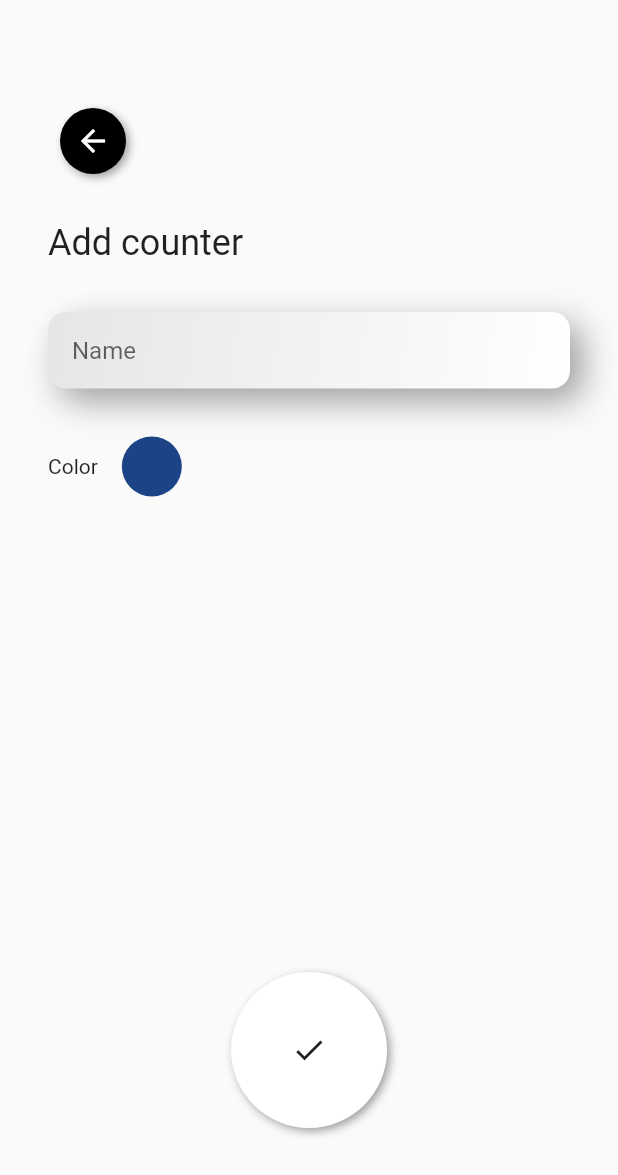
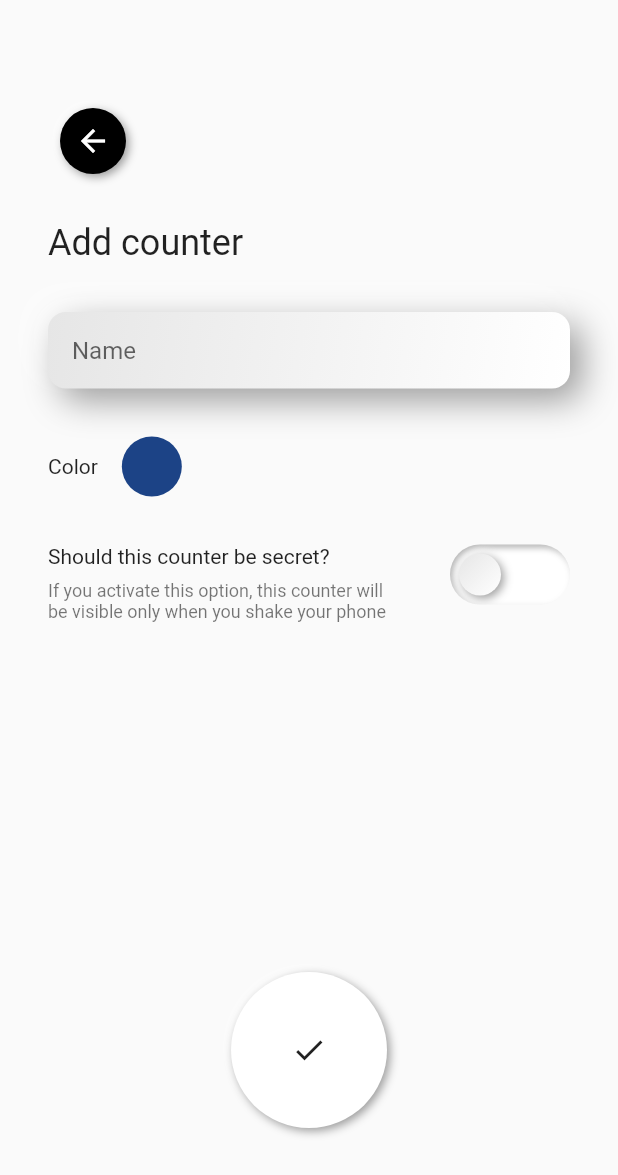
Before and after one commit to kuamanet/stuff_counter, a Flutter app: the screen it shows after launch, after a tap on the "add" icon, on a phone screen of 412 x 824 dp. Shown: the top 1175 px of the screen. Run offline on Flutter 3.47's test engine with Material 2 defaults, Android fonts, the phone set to English and light mode, and no system bars; drawn by our look-alikes of flutter_neumorphic; our stand-ins replace charts_flutter, equatable, firebase_auth, firebase_core, firebase_crashlytics, firebase_database and 5 more; missing offline and left inert: localstore, shake, week_of_year; accounts and stored records are empty.

Commit message:
secret counters

```diff
--- a/lib/counters/actions/create_counter.dart
+++ b/lib/counters/actions/create_counter.dart
@@ -5,8 +5,9 @@ import 'package:kcounter/counters/entities/counter_create_dto.dart';
 class CreateCounterParams {
   final String name;
   final String color;
+  final bool? secret;
 
-  CreateCounterParams({required this.name, required this.color});
+  CreateCounterParams({required this.name, required this.color, this.secret});
 }
 
 class CreateCounter extends ParamsAction<CreateCounterParams, void> {
@@ -16,7 +17,12 @@ class CreateCounter extends ParamsAction<CreateCounterParams, void> {
 
   @override
   Future<void> run(CreateCounterParams params) async {
-    await countersRepository.create(
-        CounterCreateDto(name: params.name, color: params.color, count: 0, history: const []));
+    await countersRepository.create(CounterCreateDto(
+      name: params.name,
+      color: params.color,
+      count: 0,
+      secret: params.secret ?? false,
+      history: const [],
+    ));
   }
 }
--- a/lib/counters/actions/list_counters.dart
+++ b/lib/counters/actions/list_counters.dart
@@ -2,13 +2,27 @@ import 'package:kcounter/counters/core/action.dart';
 import 'package:kcounter/counters/core/counters_repository.dart';
 import 'package:kcounter/counters/entities/counter_read_dto.dart';
 
-class ListCounters extends StreamAction<List<CounterReadDto>> {
+class ListCountersParams {
+  final bool showSecretCounters;
+
+  ListCountersParams({required this.showSecretCounters});
+}
+
+class ListCounters extends ParamsStreamAction<ListCountersParams, List<CounterReadDto>> {
   final CountersRepository countersRepository;
 
   ListCounters({required this.countersRepository});
 
   @override
-  Stream<List<CounterReadDto>> run() {
-    return countersRepository.getAll();
+  Stream<List<CounterReadDto>> run(ListCountersParams params) {
+    return countersRepository.getAll().map((event) {
+      if (params.showSecretCounters) {
+        return event;
+      }
+
+      return event
+          .where((element) => element.secret == params.showSecretCounters)
+          .toList(growable: false);
+    });
   }
 }
--- a/lib/counters/core/action.dart
+++ b/lib/counters/core/action.dart
@@ -3,6 +3,7 @@ abstract class Action<TValue> {
   Future<TValue> run();
 }
 
+/// A single item of work as a stream, with no parameters
 abstract class StreamAction<TValue> {
   Stream<TValue> run();
 }
@@ -11,3 +12,8 @@ abstract class StreamAction<TValue> {
 abstract class ParamsAction<TParams, TValue> {
   Future<TValue> run(TParams params);
 }
+
+/// A single item of work as a stream, with parameters
+abstract class ParamsStreamAction<TParams, TValue> {
+  Stream<TValue> run(TParams params);
+}
--- a/lib/counters/entities/counter_create_dto.dart
+++ b/lib/counters/entities/counter_create_dto.dart
@@ -12,6 +12,9 @@ class CounterCreateDto extends Equatable implements Copyable<CounterCreateDto> {
   /// Color of the counter, in rgb format
   final String color;
 
+  /// Whether this counter should be shown by default
+  final bool secret;
+
   /// History of increments of this counter
   final List<CounterLog> history;
 
@@ -20,26 +23,24 @@ class CounterCreateDto extends Equatable implements Copyable<CounterCreateDto> {
     required this.count,
     required this.color,
     required this.history,
+    required this.secret,
   });
 
   @override
-  List<Object?> get props => [name, color, count];
+  List<Object?> get props => [name, color, count, secret];
 
   @override
   bool? get stringify => false;
 
   @override
-  CounterCreateDto copyWith({
-    String? name,
-    int? count,
-    String? color,
-    List<CounterLog>? history,
-  }) {
+  CounterCreateDto copyWith(
+      {String? name, int? count, String? color, List<CounterLog>? history, bool? secret}) {
     return CounterCreateDto(
       name: name ?? this.name,
       count: count ?? this.count,
       color: color ?? this.color,
       history: history ?? this.history,
+      secret: secret ?? this.secret,
     );
   }
 
@@ -48,6 +49,7 @@ class CounterCreateDto extends Equatable implements Copyable<CounterCreateDto> {
       "count": count,
       "name": name,
       "color": color,
+      "secret": secret,
       "history": history.map((e) => e.toMap()).toList(),
     };
   }
--- a/lib/counters/entities/counter_read_dto.dart
+++ b/lib/counters/entities/counter_read_dto.dart
@@ -10,21 +10,30 @@ class CounterReadDto extends CounterCreateDto {
     required count,
     required color,
     required history,
+    required secret,
   }) : super(
           name: name,
           count: count,
           color: color,
+          secret: secret,
           history: history,
         );
 
   @override
-  CounterReadDto copyWith(
-      {String? id, String? name, int? count, String? color, List<CounterLog>? history}) {
+  CounterReadDto copyWith({
+    String? id,
+    String? name,
+    int? count,
+    String? color,
+    bool? secret,
+    List<CounterLog>? history,
+  }) {
     return CounterReadDto(
       id: id ?? this.id,
       name: name ?? this.name,
       count: count ?? this.count,
       color: color ?? this.color,
+      secret: secret ?? this.secret,
       history: history ?? this.history,
     );
   }
@@ -36,6 +45,7 @@ class CounterReadDto extends CounterCreateDto {
       "count": count,
       "name": name,
       "color": color,
+      "secret": secret,
       "history": history.map((e) => e.toMap()).toList(),
     };
   }
@@ -48,6 +58,7 @@ class CounterReadDto extends CounterCreateDto {
           name: value["name"],
           count: value["count"],
           color: value["color"],
+          secret: value.containsKey("secret") ? value["secret"] : false,
           history: historyMap.map((e) => CounterLog.from(Map<String, dynamic>.from(e))).toList());
     }
 
@@ -55,5 +66,5 @@ class CounterReadDto extends CounterCreateDto {
   }
 
   @override
-  List<Object?> get props => [id, name, color, count];
+  List<Object?> get props => [id, name, color, count, secret];
 }
--- a/lib/counters/repositories/local_counters_repository.dart
+++ b/lib/counters/repositories/local_counters_repository.dart
@@ -23,6 +23,7 @@ class LocalCountersRepository implements CountersRepository {
       name: counter.name,
       count: counter.count,
       color: counter.color,
+      secret: counter.secret,
       history: counter.history,
     );
     await _ref.doc(documentId).set(counterRead.toMap());
--- a/lib/counters/repositories/realtime_counters_repository.dart
+++ b/lib/counters/repositories/realtime_counters_repository.dart
@@ -26,6 +26,7 @@ class RealTimeCountersRepository implements CountersRepository {
           name: counter.name,
           count: counter.count,
           color: counter.color,
+          secret: counter.secret,
           history: counter.history,
         ),
       );
--- a/lib/main.dart
+++ b/lib/main.dart
@@ -19,6 +19,7 @@ void main() async {
     await FirebaseCrashlytics.instance.setCrashlyticsCollectionEnabled(false);
   }
   SystemChrome.setSystemUIOverlayStyle(SystemUiOverlayStyle.dark);
+  await SystemChrome.setPreferredOrientations([DeviceOrientation.portraitUp]);
 
   runApp(const ProviderScope(
     child: CountersApp(),
--- a/lib/riverpod_providers/counters_providers.dart
+++ b/lib/riverpod_providers/counters_providers.dart
@@ -9,7 +9,6 @@ import 'package:kcounter/counters/actions/generate_random_color.dart';
 import 'package:kcounter/counters/actions/group_counter_logs.dart';
 import 'package:kcounter/counters/actions/increment_counter.dart';
 import 'package:kcounter/counters/actions/list_counters.dart';
-import 'package:kcounter/counters/core/counter_logger.dart';
 import 'package:kcounter/counters/core/counters_repository.dart';
 import 'package:kcounter/counters/entities/counter_read_dto.dart';
 import 'package:kcounter/counters/repositories/local_counters_repository.dart';
@@ -27,39 +26,33 @@ final randomColorActionProvider = FutureProvider.autoDispose<Color>((_) async {
 final repositoryProvider = Provider<CountersRepository>((ref) {
   final authState = ref.watch(authProvider);
 
-  CounterLogger.info("Evaluating repository dependency");
   if (authState.value?.state == AuthenticationState.signedIn) {
-    CounterLogger.info("Logged in");
     return RealTimeCountersRepository(FirebaseDatabase.instance, "${authState.value!.uid}/");
   }
 
-  CounterLogger.info("Logged out");
   return LocalCountersRepository(Localstore.instance);
 });
 
 final createCounterActionProvider = Provider<CreateCounter>((ref) {
   final countersRepository = ref.watch(repositoryProvider);
-  CounterLogger.info("Creating create counter action ${countersRepository.runtimeType}");
+
   return CreateCounter(countersRepository: countersRepository);
 });
 
 final incrementCounterActionProvider = Provider<IncrementCounter>((ref) {
   final countersRepository = ref.watch(repositoryProvider);
-  CounterLogger.info("Creating increment counter action ${countersRepository.runtimeType}");
 
   return IncrementCounter(countersRepository: countersRepository);
 });
 
 final listCounterActionProvider = Provider<ListCounters>((ref) {
   final countersRepository = ref.watch(repositoryProvider);
-  CounterLogger.info("Creating list counter action ${countersRepository.runtimeType}");
 
   return ListCounters(countersRepository: countersRepository);
 });
 
 final deleteCounterActionProvider = Provider<DeleteCounter>((ref) {
   final countersRepository = ref.watch(repositoryProvider);
-  CounterLogger.info("Creating delete counter action ${countersRepository.runtimeType}");
 
   return DeleteCounter(countersRepository: countersRepository);
 });
--- a/lib/screens/create_counter_page.dart
+++ b/lib/screens/create_counter_page.dart
@@ -23,6 +23,7 @@ class _CreateCounterPageState extends ConsumerState<CreateCounterPage> {
   final TextEditingController nameController = TextEditingController();
   bool isLoading = false;
   Color? counterColor;
+  bool secretCounter = false;
 
   @override
   Widget build(BuildContext context) {
@@ -40,6 +41,41 @@ class _CreateCounterPageState extends ConsumerState<CreateCounterPage> {
           ColorPickerRow(onColorChanged: (color) {
             counterColor = color;
           }),
+          CountersSpacing.spacer(),
+          Row(
+            mainAxisAlignment: MainAxisAlignment.start,
+            crossAxisAlignment: CrossAxisAlignment.start,
+            children: [
+              Expanded(
+                child: Column(
+                  crossAxisAlignment: CrossAxisAlignment.start,
+                  children: [
+                    const Text("Should this counter be secret?"),
+                    CountersSpacing.spacer(height: CountersSpacing.smallSpace),
+                    Text(
+                      "If you activate this option, this counter will be visible only when you shake your phone",
+                      style: Theme.of(context).textTheme.caption,
+                    ),
+                  ],
+                ),
+              ),
+              const SizedBox(width: CountersSpacing.midSpace),
+              NeumorphicSwitch(
+                style: const NeumorphicSwitchStyle(
+                  inactiveTrackColor: Colors.white,
+                  inactiveThumbColor: Colors.white,
+                  activeThumbColor: Colors.black,
+                  activeTrackColor: Colors.white,
+                ),
+                value: secretCounter,
+                onChanged: (secretSwitchValue) {
+                  setState(() {
+                    secretCounter = secretSwitchValue;
+                  });
+                },
+              ),
+            ],
+          ),
           const Spacer(flex: 1),
           CountersIconButton(
             onPressed: () async {
@@ -60,13 +96,16 @@ class _CreateCounterPageState extends ConsumerState<CreateCounterPage> {
               try {
                 final action = ref.read(createCounterActionProvider);
 
-                await action.run(CreateCounterParams(
-                  name: nameController.text,
-                  color: counterColor!.asCounterColor(),
-                ));
+                await action.run(
+                  CreateCounterParams(
+                    name: nameController.text,
+                    color: counterColor!.asCounterColor(),
+                    secret: secretCounter,
+                  ),
+                );
 
                 final router = ref.read(routeProvider.notifier);
-                context.snack("Counter was created 🚀🚀🚀🚀");
+                context.snack("Counter ${nameController.text} was created 🚀🚀🚀🚀");
                 router.toDashboardPage();
               } catch (error, stacktrace) {
                 context.snack("Could not create counter");
--- a/lib/screens/dashboard_page.dart
+++ b/lib/screens/dashboard_page.dart
@@ -4,13 +4,45 @@ import 'package:kcounter/builders/counters_list_stream_builder.dart';
 import 'package:kcounter/riverpod_providers/riverpod_providers.dart';
 import 'package:kcounter/theme/spacing_constants.dart';
 import 'package:kcounter/widgets/counters_icon_button.dart';
+import 'package:shake/shake.dart';
 
-class DashboardPage extends ConsumerWidget {
+class DashboardPage extends ConsumerStatefulWidget {
   const DashboardPage({Key? key}) : super(key: key);
 
   @override
-  Widget build(BuildContext context, WidgetRef ref) {
+  ConsumerState<ConsumerStatefulWidget> createState() => _DashboardPage();
+}
+
+class _DashboardPage extends ConsumerState<DashboardPage> {
+  bool showSecretCounters = false;
+
+  late ShakeDetector _detector;
+
+  @override
+  void initState() {
+    _detector = ShakeDetector.autoStart(
+      onPhoneShake: () {
+        setState(() {
+          showSecretCounters = !showSecretCounters;
+        });
+      },
+      // shakeThresholdGravity: 0,
+      // shakeSlopTimeMS: 0,
+      // shakeCountResetTime: 0,
+    );
+    super.initState();
+  }
+
+  @override
+  void dispose() {
+    _detector.stopListening();
+    super.dispose();
+  }
+
+  @override
+  Widget build(BuildContext context) {
     final router = ref.read(routeProvider.notifier);
+
     return Scaffold(
       floatingActionButtonLocation: FloatingActionButtonLocation.centerFloat,
       floatingActionButton: CountersIconButton(
@@ -25,6 +57,7 @@ class DashboardPage extends ConsumerWidget {
         children: [
           CountersListStreamBuilder(
             action: ref.read(listCounterActionProvider),
+            showSecretCounters: showSecretCounters,
           ),
           Positioned(
             right: CountersSpacing.smallSpace,
--- a/pubspec.yaml
+++ b/pubspec.yaml
@@ -14,7 +14,7 @@ dependencies:
 
   firebase_core: ^1.12.0
   firebase_analytics: ^9.1.0
-  firebase_crashlytics: ^2.5.0
+  firebase_crashlytics: ^2.5.1
   firebase_database: ^9.0.6
 
   logger: ^1.1.0
@@ -33,8 +33,9 @@ dependencies:
   flutter_colorpicker: ^1.0.3
   charts_flutter: ^0.12.0
   flutter_svg: ^1.0.3
-  firebase_auth: ^3.3.6
+  firebase_auth: ^3.3.7
   google_sign_in: ^5.2.3
+  shake: ^2.0.0
 
 dev_dependencies:
   flutter_test:
```
Also changed, not shown: lib/builders/counters_list_stream_builder.dart (+4 -5 lines), pubspec.lock, 5 other files.
